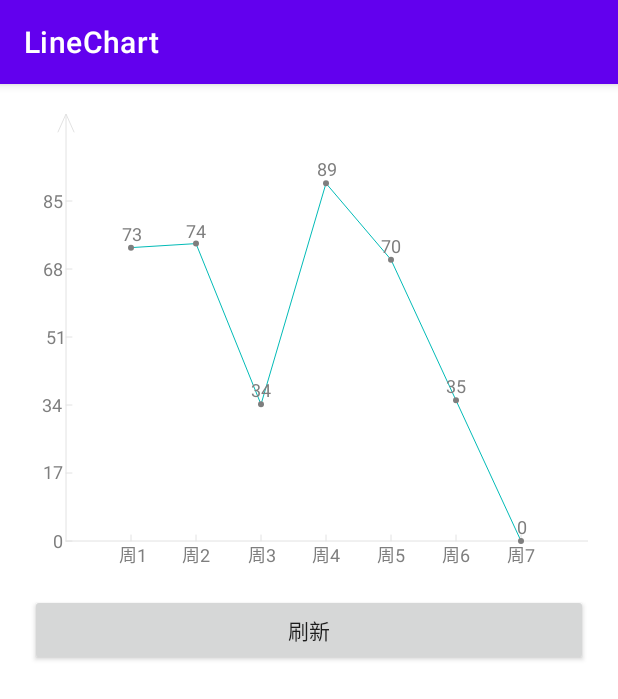
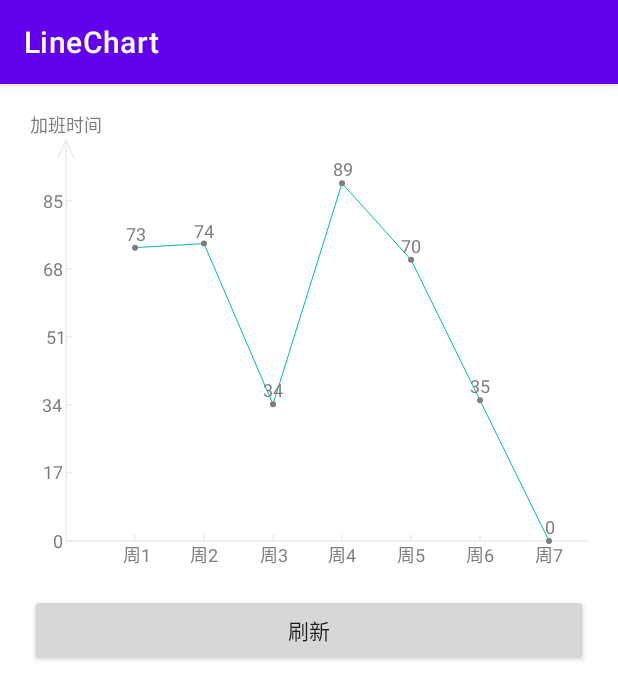
Before and after one commit to xueqiya/LineChart, an Android app: the screen it shows after launch (MainActivity), after a tap on "刷新", on a phone screen of 412 x 824 dp. Shown: the top 699 px of the screen. Run offline under Robolectric (Android 15) with nearby library versions, the phone set to English and light mode, and no system bars.

Commit message:
feat: 完成

```diff
--- a/app/src/main/java/com/apkmatrix/demo/linechart/ChartView.java
+++ b/app/src/main/java/com/apkmatrix/demo/linechart/ChartView.java
@@ -1,23 +1,15 @@
 package com.apkmatrix.demo.linechart;
 
-import android.animation.Animator;
-import android.animation.ValueAnimator;
 import android.content.Context;
 import android.content.res.TypedArray;
 import android.graphics.Canvas;
 import android.graphics.Color;
 import android.graphics.Paint;
 import android.graphics.Path;
-import android.graphics.PorterDuff;
-import android.graphics.PorterDuffXfermode;
 import android.graphics.Rect;
-import android.graphics.RectF;
 import android.util.AttributeSet;
 import android.util.TypedValue;
-import android.view.MotionEvent;
-import android.view.VelocityTracker;
 import android.view.View;
-import android.view.animation.DecelerateInterpolator;
 
 import java.util.ArrayList;
 import java.util.HashMap;
@@ -30,19 +22,19 @@ import java.util.Map;
  */
 public class ChartView extends View {
     //xy坐标轴颜色
-    private int xylinecolor = 0xffe2e2e2;
+    private int xylinecolor = Color.BLACK;
     //xy坐标轴宽度
     private int xylinewidth = dpToPx(1);
     //xy坐标轴文字颜色
-    private int xytextcolor = 0xff7e7e7e;
+    private int xytextcolor = Color.BLACK;
     //xy坐标轴文字大小
     private int xytextsize = spToPx(12);
     //折线图中折线的颜色
-    private int linecolor = 0xff02bbb7;
+    private int linecolor = Color.BLACK;
     //x轴各个坐标点水平间距
     private int interval = dpToPx(50);
     //背景颜色
-    private int bgcolor = 0xffffffff;
+    private int bgcolor = Color.BLACK;
     //绘制XY轴坐标对应的画笔
     private Paint xyPaint;
     //绘制XY轴的文本对应的画笔
@@ -57,20 +49,12 @@ public class ChartView extends View {
     private int yOri;
     //第一个点X的坐标
     private float xInit;
-    //第一个点对应的最大Y坐标
-    private float maxXInit;
-    //第一个点对应的最小X坐标
-    private float minXInit;
     //x轴坐标对应的数据
     private List<String> xValue = new ArrayList<>();
     //y轴坐标对应的数据
     private List<Integer> yValue = new ArrayList<>();
     //折线对应的数据
     private Map<String, Integer> value = new HashMap<>();
-    //点击的点对应的X轴的第几个点，默认1
-    private int selectIndex = 1;
-    //X轴刻度文本对应的最大矩形，为了选中时，在x轴文本画的框框大小一致
-    private Rect xValueRect;
 
     public ChartView(Context context) {
         this(context, null);
@@ -158,20 +142,17 @@ public class ChartView extends View {
                 if (temp > textYWdith)
                     textYWdith = temp;
             }
+//          //X轴文本最大高度
+            float textXHeight = getTextBounds("000", xyTextPaint).height();
+            for (int i = 0; i < xValue.size(); i++) {//求取x轴文本最大的高度
+                float temp = getTextBounds(xValue.get(i) + "", xyTextPaint).height();
+                if (temp > textXHeight)
+                    textXHeight = temp;
+            }
+            interval = (width - xOri) / 8;
             int dp2 = dpToPx(2);
             int dp3 = dpToPx(3);
             xOri = (int) (dp2 + textYWdith + dp2 + xylinewidth);//dp2是y轴文本距离左边，以及距离y轴的距离
-//            //X轴文本最大高度
-            xValueRect = getTextBounds("000", xyTextPaint);
-            float textXHeight = xValueRect.height();
-            for (int i = 0; i < xValue.size(); i++) {//求取x轴文本最大的高度
-                Rect rect = getTextBounds(xValue.get(i) + "", xyTextPaint);
-                if (rect.height() > textXHeight)
-                    textXHeight = rect.height();
-                if (rect.width() > xValueRect.width())
-                    xValueRect = rect;
-            }
-            interval = (width - xOri) / 8;
             yOri = (int) (height - dp2 - textXHeight - dp3 - xylinewidth);//dp3是x轴文本距离底边，dp2是x轴文本距离x轴的距离
             xInit = interval + xOri;
         }
@@ -245,14 +226,17 @@ public class ChartView extends View {
      */
     private void drawXY(Canvas canvas) {
         int length = dpToPx(4);//刻度的长度
+        int dp5 = dpToPx(5);
+        float jbHeight = getTextBounds("加班时间", xyTextPaint).height();
+        canvas.drawText("加班时间", 0, jbHeight, xyTextPaint);
         //绘制Y坐标
-        canvas.drawLine(xOri - xylinewidth / 2, 0, xOri - xylinewidth / 2, yOri, xyPaint);
+        canvas.drawLine(xOri - xylinewidth / 2, jbHeight + dp5, xOri - xylinewidth / 2, yOri, xyPaint);
         //绘制y轴箭头
         xyPaint.setStyle(Paint.Style.STROKE);
         Path path = new Path();
-        path.moveTo(xOri - xylinewidth / 2 - dpToPx(5), dpToPx(12));
-        path.lineTo(xOri - xylinewidth / 2, xylinewidth / 2);
-        path.lineTo(xOri - xylinewidth / 2 + dpToPx(5), dpToPx(12));
+        path.moveTo(xOri - xylinewidth / 2 - dpToPx(5), dpToPx(12) + jbHeight + dp5);
+        path.lineTo(xOri - xylinewidth / 2, xylinewidth / 2 + jbHeight + dp5);
+        path.lineTo(xOri - xylinewidth / 2 + dpToPx(5), dpToPx(12) + jbHeight + dp5);
         canvas.drawPath(path, xyPaint);
         //绘制y轴刻度
         int yLength = (int) (yOri * (1 - 0.2f) / (yValue.size() - 1));//y轴上面空出20%,计算出y轴刻度间距
@@ -265,13 +249,13 @@ public class ChartView extends View {
             Rect rect = getTextBounds(text, xyTextPaint);
             canvas.drawText(text, 0, text.length(), xOri - xylinewidth - dpToPx(2) - rect.width(), yOri - yLength * i + rect.height() / 2, xyTextPaint);
         }
-        //绘制X轴坐标
-        canvas.drawLine(xOri, yOri + xylinewidth / 2, width, yOri + xylinewidth / 2, xyPaint);
+        //绘制X轴坐标(空出xInit)
+        canvas.drawLine(xOri, yOri + xylinewidth / 2, xInit * 2 + interval * (xValue.size() - 1), yOri + xylinewidth / 2, xyPaint);
         //绘制x轴箭头
         xyPaint.setStyle(Paint.Style.STROKE);
         path = new Path();
         //整个X轴的长度
-        float xLength = xInit + interval * (xValue.size() - 1) + (width - xOri) * 0.2f;
+        float xLength = xInit * 2 + interval * (xValue.size() - 1) - xOri;
         path.moveTo(xLength - dpToPx(12), yOri + xylinewidth / 2 - dpToPx(5));
         path.lineTo(xLength - xylinewidth / 2, yOri + xylinewidth / 2);
         path.lineTo(xLength - dpToPx(12), yOri + xylinewidth / 2 + dpToPx(5));
@@ -286,11 +270,6 @@ public class ChartView extends View {
             Rect rect = getTextBounds(text, xyTextPaint);
             canvas.drawText(text, 0, text.length(), x - rect.width() / 2, yOri + xylinewidth + dpToPx(2) + rect.height(), xyTextPaint);
         }
-    }
-
-    public void setValue(Map<String, Integer> value) {
-        this.value = value;
-        invalidate();
     }
 
     public void setValue(Map<String, Integer> value, List<String> xValue, List<Integer> yValue) {
```
